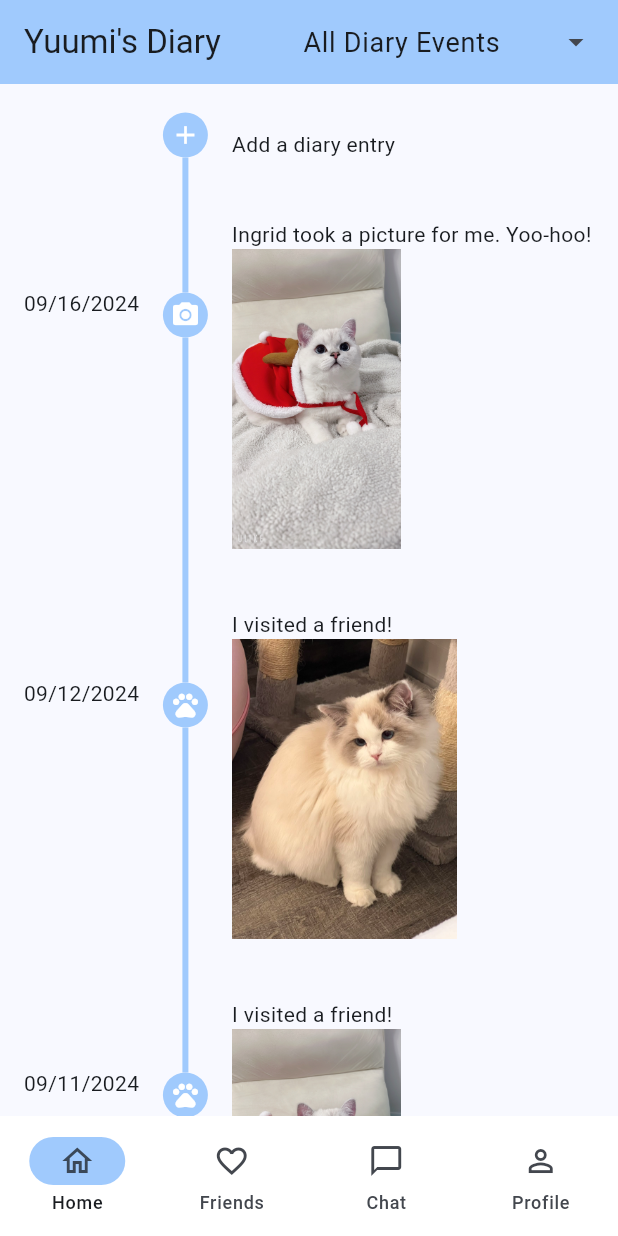
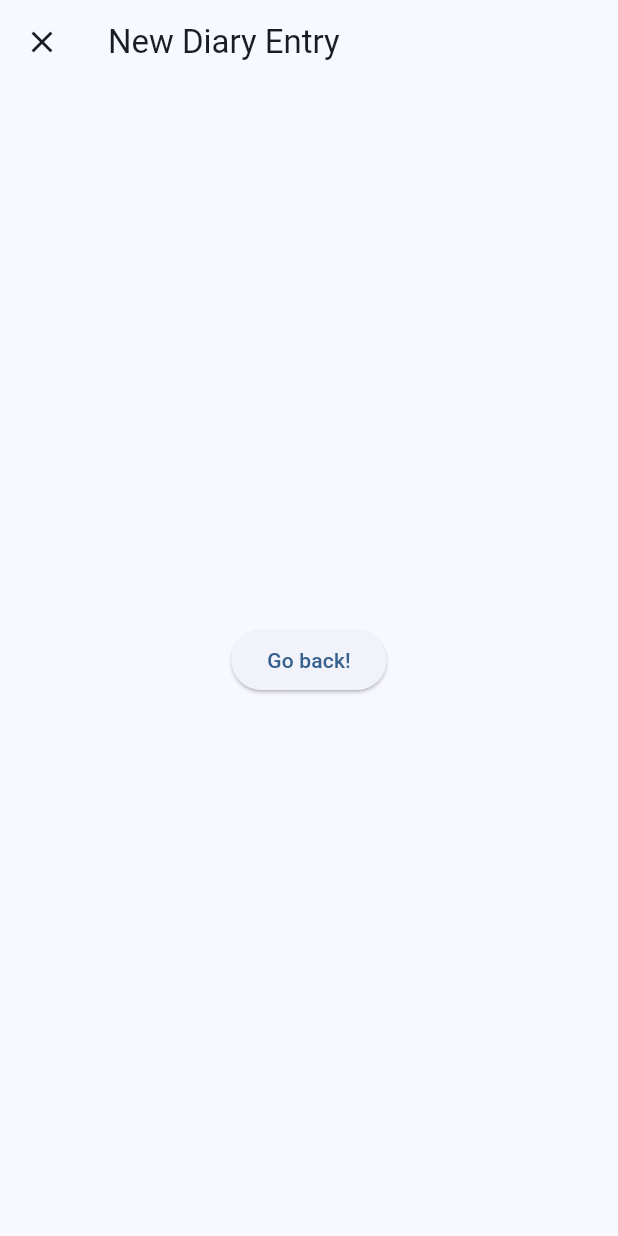
Before and after one commit to IngridFeng/PetDiary, a Flutter app: the screen it shows after launch, after a tap on the "add" icon, on a phone screen of 412 x 824 dp. Run offline on Flutter 3.47's test engine with Material 3 defaults, Android fonts, the phone set to English and light mode, and no system bars; drawn by our look-alikes of timeline_tile.

Commit message:
Skeleton new diary page and rename data class

```diff
--- /dev/null
+++ b/lib/home_page/create_diary_page.dart
@@ -0,0 +1,34 @@
+import 'package:flutter/material.dart';
+
+class CreateDiaryPage extends StatefulWidget {
+  const CreateDiaryPage({super.key});
+
+  @override
+  State<CreateDiaryPage> createState() => _CreateDiaryPageState();
+}
+
+class _CreateDiaryPageState extends State<CreateDiaryPage> {
+  final TextEditingController timelineTileItemsTypeController =
+      TextEditingController();
+
+  @override
+  Widget build(BuildContext context) {
+    return Scaffold(
+      appBar: AppBar(
+        title: const Text('New Diary Entry'),
+        leading: IconButton(
+          icon: const Icon(Icons.close),
+          onPressed: () => Navigator.pop(context),
+        ),
+      ),
+      body: Center(
+        child: ElevatedButton(
+          onPressed: () {
+            Navigator.pop(context);
+          },
+          child: const Text('Go back!'),
+        ),
+      ),
+    );
+  }
+}
--- a/lib/home_page/timeline_tile_data.dart
+++ b/lib/home_page/diary_data.dart
@@ -1,29 +1,29 @@
 import 'package:flutter/material.dart';
 
 // TODO: Add upcoming events e.g. dog park events
-enum TimelineTileType {
+enum DiaryType {
   visitDoctor(Icons.health_and_safety),
   playWithHuman(Icons.photo_camera),
   playWithFriend(Icons.pets);
 
   final IconData indicatorIcon;
-  const TimelineTileType(this.indicatorIcon);
+  const DiaryType(this.indicatorIcon);
 }
 
-Map<String, List<TimelineTileType>> timelineTileTypeMap = {
-  "All Diary Events": TimelineTileType.values,
-  "Doctor Visits": [TimelineTileType.visitDoctor],
-  "Play with Human": [TimelineTileType.playWithHuman],
-  "Play with Friends": [TimelineTileType.playWithFriend],
+Map<String, List<DiaryType>> diaryTypeMap = {
+  "All Diary Events": DiaryType.values,
+  "Doctor Visits": [DiaryType.visitDoctor],
+  "Play with Human": [DiaryType.playWithHuman],
+  "Play with Friends": [DiaryType.playWithFriend],
 };
 
-class TimelineTileData {
-  final TimelineTileType type;
+class DiaryData {
+  final DiaryType type;
   final String date;
   final String description;
   final Image? image;
 
-  const TimelineTileData(
+  const DiaryData(
       {Key? key,
       required this.type,
       required this.date,
--- a/lib/home_page/home_page.dart
+++ b/lib/home_page/home_page.dart
@@ -1,6 +1,7 @@
 import 'package:flutter/material.dart';
+import 'package:pet_diary/home_page/create_diary_page.dart';
 import 'package:timeline_tile/timeline_tile.dart';
-import 'timeline_tile_data.dart';
+import 'diary_data.dart';
 import 'home_page_state.dart';
 import 'package:provider/provider.dart';
 
@@ -12,8 +13,7 @@ class HomePage extends StatefulWidget {
 }
 
 class _HomePageState extends State<HomePage> {
-  final TextEditingController timelineTileItemsTypeController =
-      TextEditingController();
+  final TextEditingController diaryTypeController = TextEditingController();
 
   @override
   Widget build(BuildContext context) {
@@ -30,20 +30,20 @@ class _HomePageState extends State<HomePage> {
               const SizedBox(width: 24.0),
               DropdownMenu<String>(
                 width: 210.0,
-                initialSelection: homePageState.selectedTimelineTileType,
+                initialSelection: homePageState.selectedDiaryType,
                 textStyle: const TextStyle(fontSize: 18.0),
-                controller: timelineTileItemsTypeController,
+                controller: diaryTypeController,
                 requestFocusOnTap: false,
                 onSelected: (String? type) {
                   setState(() {
-                    homePageState.setTimelineTileType(type!);
+                    homePageState.setDiaryType(type!);
                   });
                 },
                 inputDecorationTheme: const InputDecorationTheme(
                   filled: false,
                   border: InputBorder.none,
                 ),
-                dropdownMenuEntries: timelineTileTypeMap.keys
+                dropdownMenuEntries: diaryTypeMap.keys
                     .map<DropdownMenuEntry<String>>((String type) {
                   return DropdownMenuEntry<String>(
                     value: type,
@@ -61,18 +61,24 @@ class _HomePageState extends State<HomePage> {
                 if (index == 0) {
                   return _DiaryEntry(
                     isFirst: true,
-                    isLast: index == homePageState.filteredTimelineTiles.length,
+                    isLast: index == homePageState.filteredDiaries.length,
                     icon: IconButton(
                       padding: EdgeInsets.zero,
                       icon: const Icon(Icons.add),
                       iconSize: 20,
                       color: Theme.of(context).colorScheme.onPrimary,
                       onPressed: () {
+                        Navigator.push(
+                          context,
+                          MaterialPageRoute(
+                              fullscreenDialog: true,
+                              builder: (context) => const CreateDiaryPage()),
+                        );
                         setState(
                           () {
-                            homePageState.addTimelineTile(
-                              const TimelineTileData(
-                                type: TimelineTileType.playWithHuman,
+                            homePageState.addDiary(
+                              const DiaryData(
+                                type: DiaryType.playWithHuman,
                                 date: "09/16/2024",
                                 description:
                                     "Ingrid took a picture for me. Yoo-hoo!",
@@ -99,20 +105,20 @@ class _HomePageState extends State<HomePage> {
                     ),
                   );
                 } else {
-                  TimelineTileData timelineTileData =
-                      homePageState.filteredTimelineTiles[index - 1];
+                  DiaryData diaryData =
+                      homePageState.filteredDiaries[index - 1];
                   return _DiaryEntry(
                     isFirst: false,
-                    isLast: index == homePageState.filteredTimelineTiles.length,
+                    isLast: index == homePageState.filteredDiaries.length,
                     icon: Icon(
-                      timelineTileData.type.indicatorIcon,
+                      diaryData.type.indicatorIcon,
                       size: 20,
                       color: Theme.of(context).colorScheme.onPrimary,
                     ),
                     startChild: Center(
                       child: Container(
                         alignment: const Alignment(0.0, -0.45),
-                        child: Text(timelineTileData.date),
+                        child: Text(diaryData.date),
                       ),
                     ),
                     endChild: Padding(
@@ -122,17 +128,16 @@ class _HomePageState extends State<HomePage> {
                         crossAxisAlignment: CrossAxisAlignment.start,
                         children: <Widget>[
                           Text(
-                            timelineTileData.description,
+                            diaryData.description,
                           ),
-                          if (timelineTileData.image != null)
-                            timelineTileData.image!,
+                          if (diaryData.image != null) diaryData.image!,
                         ],
                       ),
                     ),
                   );
                 }
               },
-              childCount: homePageState.filteredTimelineTiles.length + 1,
+              childCount: homePageState.filteredDiaries.length + 1,
             ),
           ),
         ],
--- a/lib/home_page/home_page_state.dart
+++ b/lib/home_page/home_page_state.dart
@@ -1,9 +1,9 @@
 import 'package:flutter/material.dart';
-import 'timeline_tile_data.dart';
+import 'diary_data.dart';
 
-var fakeTimelineTiles = [
-  const TimelineTileData(
-    type: TimelineTileType.playWithHuman,
+var fakeDiaries = [
+  const DiaryData(
+    type: DiaryType.playWithHuman,
     date: "09/01/2024",
     description: "Ingrid took a picture for me. Yoo-hoo!",
     image: Image(
@@ -11,8 +11,8 @@ var fakeTimelineTiles = [
       height: 200,
     ),
   ),
-  const TimelineTileData(
-    type: TimelineTileType.playWithHuman,
+  const DiaryData(
+    type: DiaryType.playWithHuman,
     date: "08/30/2024",
     description: "Ingrid took a picture for me. Yoo-hoo!",
     image: Image(
@@ -20,8 +20,8 @@ var fakeTimelineTiles = [
       height: 200,
     ),
   ),
-  const TimelineTileData(
-    type: TimelineTileType.playWithFriend,
+  const DiaryData(
+    type: DiaryType.playWithFriend,
     date: "09/11/2024",
     description: "I visited a friend!",
     image: Image(
@@ -29,8 +29,8 @@ var fakeTimelineTiles = [
       height: 200,
     ),
   ),
-  const TimelineTileData(
-    type: TimelineTileType.playWithHuman,
+  const DiaryData(
+    type: DiaryType.playWithHuman,
     date: "08/27/2024",
     description: "Ingrid took a picture for me. Yoo-hoo!",
     image: Image(
@@ -38,8 +38,8 @@ var fakeTimelineTiles = [
       height: 200,
     ),
   ),
-  const TimelineTileData(
-    type: TimelineTileType.playWithFriend,
+  const DiaryData(
+    type: DiaryType.playWithFriend,
     date: "09/12/2024",
     description: "I visited a friend!",
     image: Image(
@@ -50,41 +50,38 @@ var fakeTimelineTiles = [
 ];
 
 class HomePageState extends ChangeNotifier {
-  String selectedTimelineTileType = "All Diary Events";
-  late List<TimelineTileData> allTimelineTiles = _initTimelineTiles();
-  late List<TimelineTileData> filteredTimelineTiles =
-      _updateFilteredTimelineTiles();
+  String selectedDiaryType = "All Diary Events";
+  late List<DiaryData> allDiaries = _initDiaries();
+  late List<DiaryData> filteredDiaries = _updateFilteredDiaries();
 
   // TODO: RPC to get data here.
-  List<TimelineTileData> _initTimelineTiles() {
-    return fakeTimelineTiles;
+  List<DiaryData> _initDiaries() {
+    return fakeDiaries;
   }
 
-  List<TimelineTileData> _updateFilteredTimelineTiles() {
-    var items = allTimelineTiles
-        .where((i) => timelineTileTypeMap[selectedTimelineTileType]!
-            .toSet()
-            .contains(i.type))
+  List<DiaryData> _updateFilteredDiaries() {
+    var items = allDiaries
+        .where((i) => diaryTypeMap[selectedDiaryType]!.toSet().contains(i.type))
         .toList();
     items.sort((a, b) => b.date.compareTo(a.date));
     return items;
   }
 
-  void setTimelineTileType(String type) {
-    selectedTimelineTileType = type;
-    filteredTimelineTiles = _updateFilteredTimelineTiles();
+  void setDiaryType(String type) {
+    selectedDiaryType = type;
+    filteredDiaries = _updateFilteredDiaries();
     notifyListeners();
   }
 
-  void addTimelineTile(TimelineTileData timelineTileData) {
-    allTimelineTiles.add(timelineTileData);
-    filteredTimelineTiles = _updateFilteredTimelineTiles();
+  void addDiary(DiaryData diaryData) {
+    allDiaries.add(diaryData);
+    filteredDiaries = _updateFilteredDiaries();
     notifyListeners();
   }
 
-  void removeAllTimelineTiles() {
-    allTimelineTiles.clear();
-    filteredTimelineTiles.clear();
+  void removeAllDiaries() {
+    allDiaries.clear();
+    filteredDiaries.clear();
     notifyListeners();
   }
 }
```
